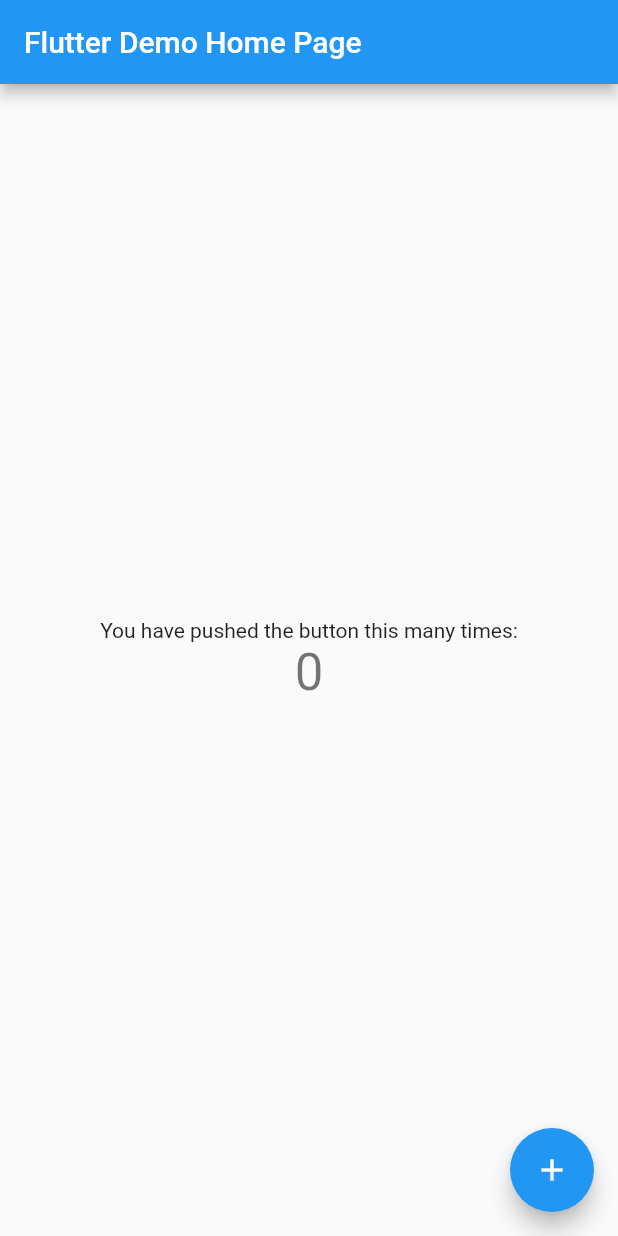
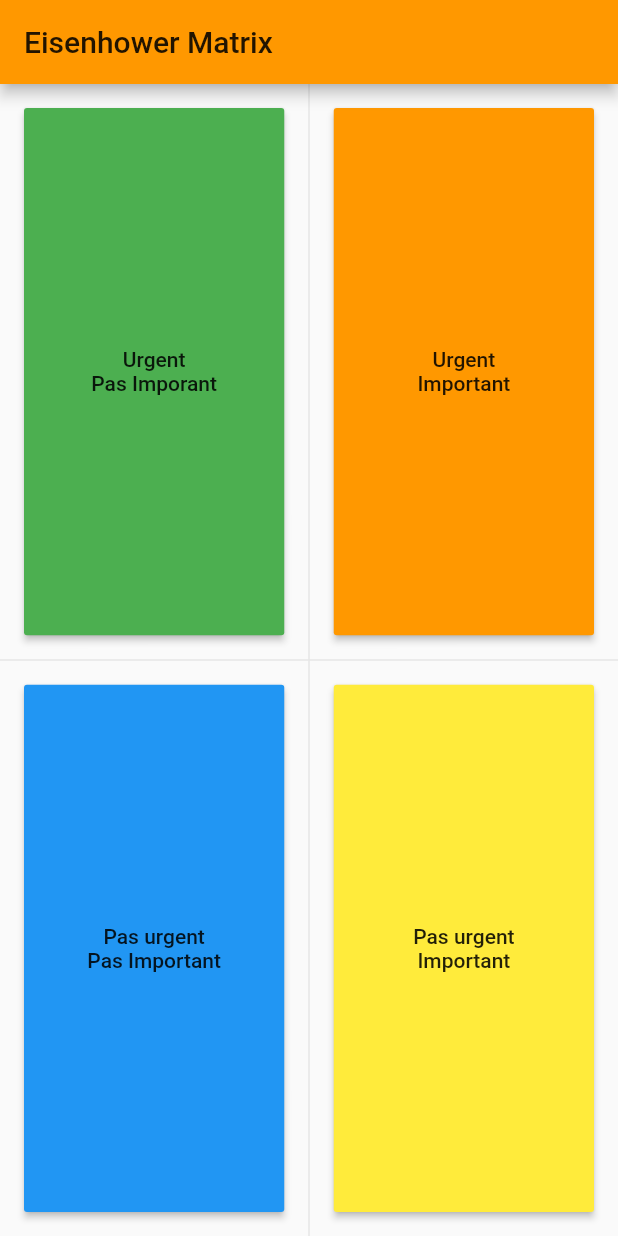
Before and after one commit to LRipi/EisenhowerMatrix, a Flutter app: the screen it shows after launch, on a phone screen of 412 x 824 dp. Run offline on Flutter 3.47's test engine with Material 2 defaults, Android fonts, the phone set to English and light mode, and no system bars.

Commit message:
Added Matrix page

```diff
--- a/lib/main.dart
+++ b/lib/main.dart
@@ -1,4 +1,5 @@
 import 'package:flutter/material.dart';
+import 'package:eisenhower_matrix/matrix.dart';
 
 void main() => runApp(MyApp());
 
@@ -7,7 +8,7 @@ class MyApp extends StatelessWidget {
   @override
   Widget build(BuildContext context) {
     return MaterialApp(
-      title: 'Flutter Demo',
+      title: 'Eisenhower Matrix',
       theme: ThemeData(
         // This is the theme of your application.
         //
@@ -18,9 +19,9 @@ class MyApp extends StatelessWidget {
         // or simply save your changes to "hot reload" in a Flutter IDE).
         // Notice that the counter didn't reset back to zero; the application
         // is not restarted.
-        primarySwatch: Colors.blue,
+        primarySwatch: Colors.orange,
       ),
-      home: MyHomePage(title: 'Flutter Demo Home Page'),
+      home: MatrixPage() // MyHomePage(title: 'Eisenhower Matrix'),
     );
   }
 }
--- /dev/null
+++ b/lib/matrix.dart
@@ -0,0 +1,118 @@
+import 'package:flutter/material.dart';
+
+class MatrixPage extends StatefulWidget {
+  MatrixPage({Key key}) : super(key: key);
+
+  @override
+  _MatrixPageState createState() => _MatrixPageState();
+}
+
+class _MatrixPageState extends State<MatrixPage> {
+  int _counter = 0;
+
+  @override
+  Widget build(BuildContext context) {
+    return Scaffold(
+      appBar: AppBar(
+        title: Text('Eisenhower Matrix'),
+        elevation: Theme.of(context).platform == TargetPlatform.iOS ? 0.0 : 4.0,
+      ),
+      body: Center(
+        child: Column(
+          crossAxisAlignment: CrossAxisAlignment.stretch,
+          mainAxisAlignment: MainAxisAlignment.spaceEvenly,
+          children: <Widget>[
+          new Expanded(
+            child: new Row(
+              crossAxisAlignment: CrossAxisAlignment.stretch,
+              mainAxisAlignment: MainAxisAlignment.spaceEvenly,
+              children: <Widget>[
+                new Expanded(
+                  child: Container(
+                    margin: const EdgeInsets.all(16.0),
+                    child: MaterialButton(
+                      onPressed: () {},
+                      color: Colors.green,
+                      child: Column(
+                        mainAxisAlignment: MainAxisAlignment.center,
+                        children: <Widget>[
+                          Text('Urgent'),
+                          Text('Pas Imporant'),
+                        ],
+                      ),
+                    ),
+                  ),
+                ),
+                new VerticalDivider(width: 1.0),
+                new Expanded(
+                  child: Container(
+                    margin: const EdgeInsets.all(16.0),
+                    child: MaterialButton(
+                      onPressed: () {},
+                      color: Colors.orange,
+                      child: Column(
+                        mainAxisAlignment: MainAxisAlignment.center,
+                        children: <Widget>[
+                          Text('Urgent'),
+                          Text('Important'),
+                        ],
+                      ),
+                    ),
+                  ),
+                ),
+              ],
+            ),
+          ),
+          new Divider(height: 1.0),
+          new Expanded(
+            child: new Row(
+              crossAxisAlignment: CrossAxisAlignment.stretch,
+              mainAxisAlignment: MainAxisAlignment.spaceEvenly,
+              children: <Widget>[
+                new Expanded(
+                  child: Container(
+                    margin: const EdgeInsets.all(16.0),
+                    child: MaterialButton(
+                      onPressed: () {},
+                      color: Colors.blue,
+                      child: Column(
+                        mainAxisAlignment: MainAxisAlignment.center,
+                        children: <Widget>[
+                          Text('Pas urgent'),
+                          Text('Pas Important'),
+                        ],
+                      ),
+                    ),
+                  ),
+                ),
+                new VerticalDivider(width: 1.0),
+                new Expanded(
+                  child: Container(
+                    margin: const EdgeInsets.all(16.0),
+                    child: MaterialButton(
+                      onPressed: () {},
+                      color: Colors.yellow,
+                      child: Column(
+                        mainAxisAlignment: MainAxisAlignment.center,
+                        children: <Widget>[
+                          Text('Pas urgent'),
+                          Text('Important'),
+                        ],
+                      ),
+                    ),
+                  ),
+                ),
+              ],
+            ),
+          ),
+          ],
+        ),
+      ),
+      // floatingActionButton: FloatingActionButton(
+      //   onPressed: _incrementCounter,
+      //   tooltip: 'Increment',
+      //   child: Icon(Icons.add),
+      // ),
+    );
+  }
+}
```
